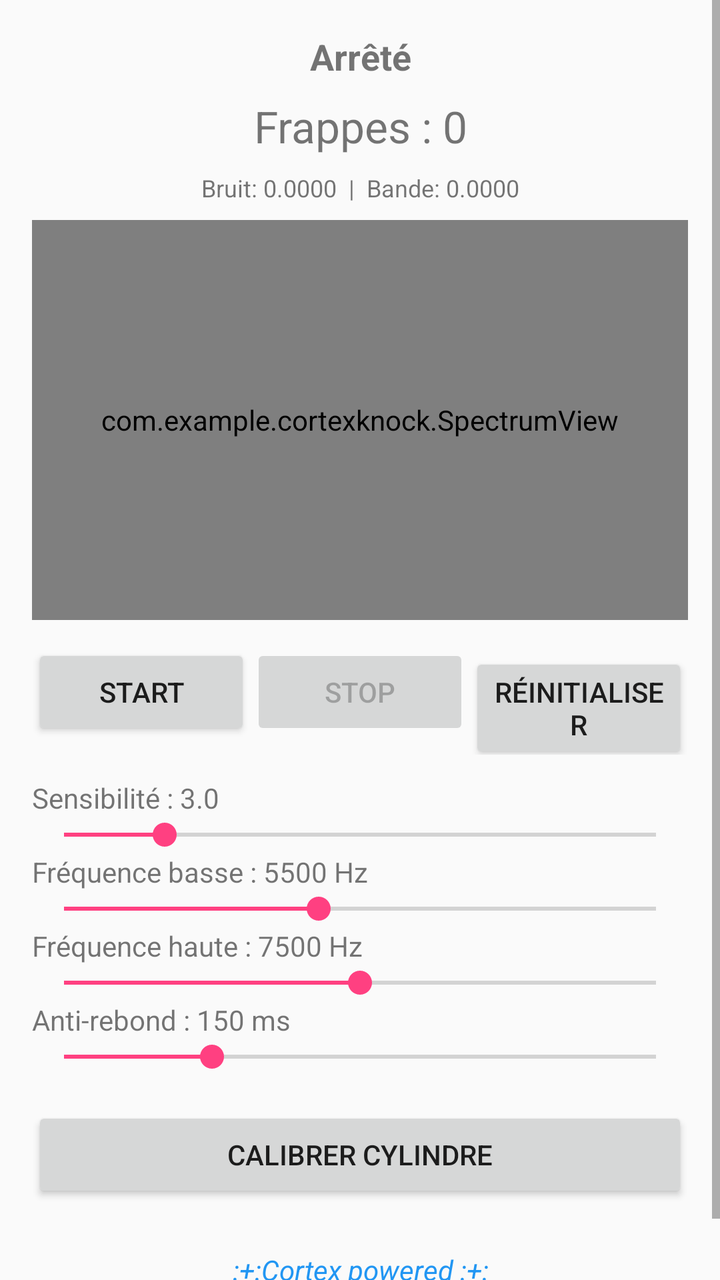
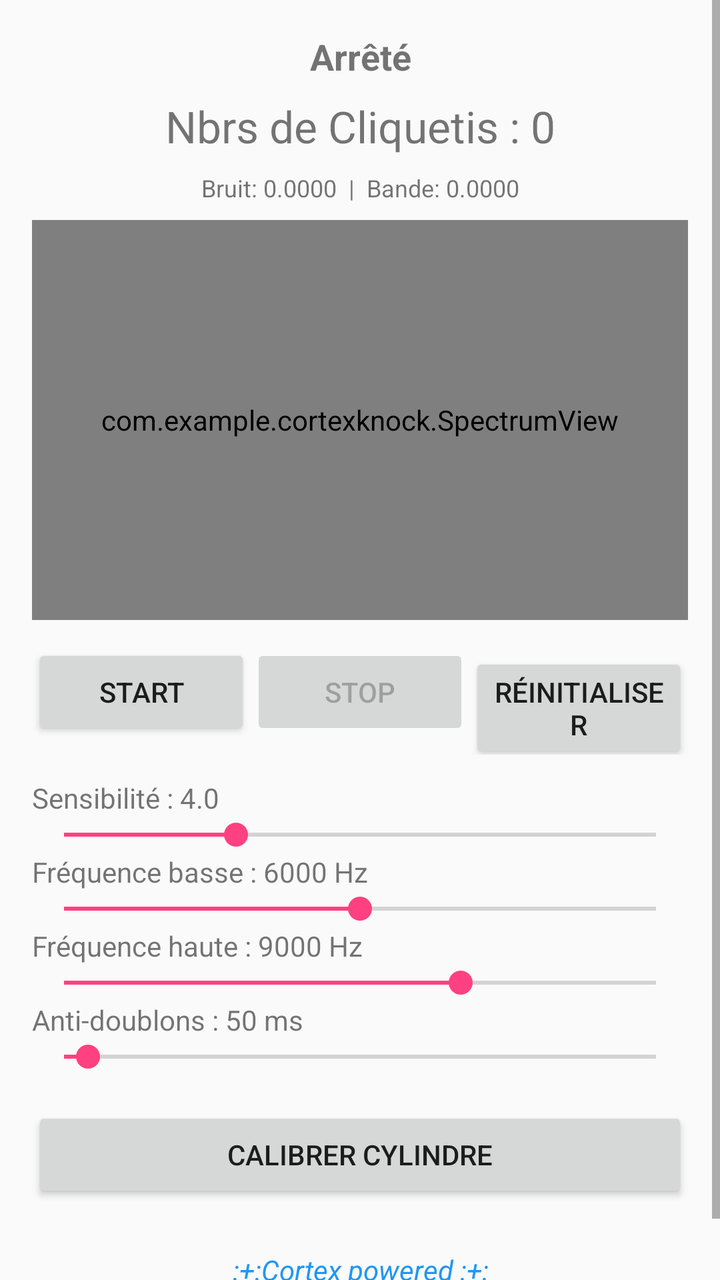

Compare the two renders of this Android layout. The source of the first and the diff that turns it into the second are given below.
<!-- AndroidManifest.xml: application theme Theme.CortexKnock -->
<!-- res/layout/activity_main.xml -->
<?xml version="1.0" encoding="utf-8"?>
<ScrollView xmlns:android="http://schemas.android.com/apk/res/android"
    android:layout_width="match_parent"
    android:layout_height="match_parent"
    android:fillViewport="true">

    <LinearLayout
        android:layout_width="match_parent"
        android:layout_height="wrap_content"
        android:orientation="vertical"
        android:padding="16dp">

        <TextView
            android:id="@+id/tvStatus"
            android:layout_width="match_parent"
            android:layout_height="wrap_content"
            android:text="@string/stopped"
            android:textSize="18sp"
            android:textStyle="bold"
            android:gravity="center"
            android:paddingBottom="8dp" />

        <TextView
            android:id="@+id/tvCounter"
            android:layout_width="match_parent"
            android:layout_height="wrap_content"
            android:text="Frappes : 0"
            android:textSize="22sp"
            android:gravity="center"
            android:paddingBottom="8dp" />

        <TextView
            android:id="@+id/tvInfo"
            android:layout_width="match_parent"
            android:layout_height="wrap_content"
            android:text="Bruit: 0.0000  |  Bande: 0.0000"
            android:textSize="12sp"
            android:gravity="center"
            android:paddingBottom="8dp" />

        <com.example.cortexknock.SpectrumView
            android:id="@+id/spectrumView"
            android:layout_width="match_parent"
            android:layout_height="200dp"
            android:layout_marginBottom="12dp" />

        <LinearLayout
            android:layout_width="match_parent"
            android:layout_height="wrap_content"
            android:orientation="horizontal"
            android:paddingBottom="12dp">

            <Button
                android:id="@+id/btnStart"
                android:layout_width="0dp"
                android:layout_height="wrap_content"
                android:layout_weight="1"
                android:text="@string/start" />

            <Button
                android:id="@+id/btnStop"
                android:layout_width="0dp"
                android:layout_height="wrap_content"
                android:layout_weight="1"
                android:enabled="false"
                android:text="@string/stop" />

            <Button
                android:id="@+id/btnReset"
                android:layout_width="0dp"
                android:layout_height="wrap_content"
                android:layout_weight="1"
                android:text="@string/reset" />
        </LinearLayout>

        <TextView
            android:id="@+id/lblSens"
            android:layout_width="match_parent"
            android:layout_height="wrap_content"
            android:text="Sensibilité : 3.0" />

        <SeekBar
            android:id="@+id/sbSens"
            android:layout_width="match_parent"
            android:layout_height="wrap_content"
            android:max="100"
            android:progress="17" />

        <TextView
            android:id="@+id/lblFmin"
            android:layout_width="match_parent"
            android:layout_height="wrap_content"
            android:text="Fréquence basse : 5500 Hz" />

        <SeekBar
            android:id="@+id/sbFmin"
            android:layout_width="match_parent"
            android:layout_height="wrap_content"
            android:max="100"
            android:progress="43" />

        <TextView
            android:id="@+id/lblFmax"
            android:layout_width="match_parent"
            android:layout_height="wrap_content"
            android:text="Fréquence haute : 7500 Hz" />

        <SeekBar
            android:id="@+id/sbFmax"
            android:layout_width="match_parent"
            android:layout_height="wrap_content"
            android:max="100"
            android:progress="50" />

        <TextView
            android:id="@+id/lblCooldown"
            android:layout_width="match_parent"
            android:layout_height="wrap_content"
            android:text="Anti-rebond : 150 ms" />

        <SeekBar
            android:id="@+id/sbCooldown"
            android:layout_width="match_parent"
            android:layout_height="wrap_content"
            android:max="100"
            android:progress="25" />

        
        <Button
            android:id="@+id/btnCalibrate"
            android:layout_width="match_parent"
            android:layout_height="wrap_content"
            android:layout_marginTop="16dp"
            android:text="@string/calibrate_cylinder" />

        
        <TextView
            android:id="@+id/tvPoweredBy"
            android:layout_width="match_parent"
            android:layout_height="wrap_content"
            android:layout_marginTop="24dp"
            android:paddingBottom="12dp"
            android:text="@string/powered_by"
            android:textSize="14sp"
            android:textStyle="italic"
            android:textColor="#2196F3"
            android:gravity="center" />

    </LinearLayout>
</ScrollView>
<!-- resources referenced by this layout -->
<resources>
  <string name="calibrate_cylinder">Calibrer cylindre</string>
  <string name="powered_by">:+:Cortex powered :+:</string>
  <string name="reset">Réinitialiser</string>
  <string name="start">Start</string>
  <string name="stop">Stop</string>
  <string name="stopped">Arrêté</string>
  <style name="Theme.CortexKnock" parent="Theme.AppCompat.DayNight.NoActionBar">
          <item name="colorPrimary">#3F51B5</item>
          <item name="colorPrimaryDark">#303F9F</item>
          <item name="colorAccent">#FF4081</item>
      </style>
</resources>

<!-- the commit's change to res/layout/activity_main.xml (unified diff, before → after) -->
@@ -24,7 +24,7 @@
             android:id="@+id/tvCounter"
             android:layout_width="match_parent"
             android:layout_height="wrap_content"
-            android:text="Frappes : 0"
+            android:text="Nbrs de Cliquetis : 0"
             android:textSize="22sp"
             android:gravity="center"
             android:paddingBottom="8dp" />
@@ -77,53 +77,53 @@
             android:id="@+id/lblSens"
             android:layout_width="match_parent"
             android:layout_height="wrap_content"
-            android:text="Sensibilité : 3.0" />
+            android:text="Sensibilité : 4.0" />
 
         <SeekBar
             android:id="@+id/sbSens"
             android:layout_width="match_parent"
             android:layout_height="wrap_content"
             android:max="100"
-            android:progress="17" />
+            android:progress="29" />
 
         <TextView
             android:id="@+id/lblFmin"
             android:layout_width="match_parent"
             android:layout_height="wrap_content"
-            android:text="Fréquence basse : 5500 Hz" />
+            android:text="Fréquence basse : 6000 Hz" />
 
         <SeekBar
             android:id="@+id/sbFmin"
             android:layout_width="match_parent"
             android:layout_height="wrap_content"
             android:max="100"
-            android:progress="43" />
+            android:progress="50" />
 
         <TextView
             android:id="@+id/lblFmax"
             android:layout_width="match_parent"
             android:layout_height="wrap_content"
-            android:text="Fréquence haute : 7500 Hz" />
+            android:text="Fréquence haute : 9000 Hz" />
 
         <SeekBar
             android:id="@+id/sbFmax"
             android:layout_width="match_parent"
             android:layout_height="wrap_content"
             android:max="100"
-            android:progress="50" />
+            android:progress="67" />
 
         <TextView
             android:id="@+id/lblCooldown"
             android:layout_width="match_parent"
             android:layout_height="wrap_content"
-            android:text="Anti-rebond : 150 ms" />
+            android:text="Anti-doublons : 50 ms" />
 
         <SeekBar
             android:id="@+id/sbCooldown"
             android:layout_width="match_parent"
             android:layout_height="wrap_content"
             android:max="100"
-            android:progress="25" />
+            android:progress="4" />
 
         
         <Button
